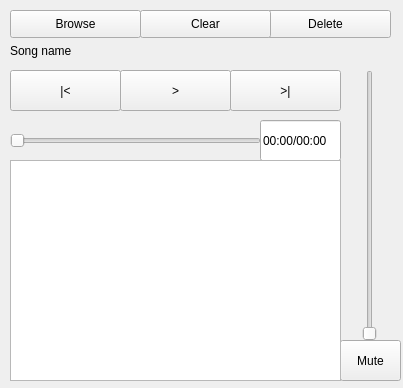
This is Right_Player/rightplayer.ui in kiiint/RightPlayer as Qt 5 draws it before an edit. The edited form follows.
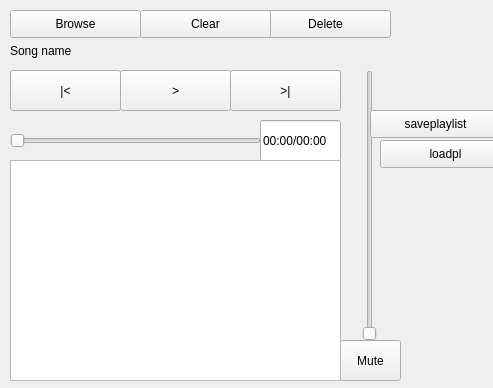
This is the edited form.

Commit message: Implemented load and save playlist functions

Patch:
```diff
--- a/Right_Player/rightplayer.ui
+++ b/Right_Player/rightplayer.ui
@@ -6,7 +6,7 @@
    <rect>
     <x>0</x>
     <y>0</y>
-    <width>403</width>
+    <width>493</width>
     <height>388</height>
    </rect>
   </property>
@@ -176,6 +176,32 @@
      <string>Clear</string>
     </property>
    </widget>
+   <widget class="QPushButton" name="saveplaylist">
+    <property name="geometry">
+     <rect>
+      <x>370</x>
+      <y>110</y>
+      <width>131</width>
+      <height>28</height>
+     </rect>
+    </property>
+    <property name="text">
+     <string>saveplaylist</string>
+    </property>
+   </widget>
+   <widget class="QPushButton" name="loadplaylist">
+    <property name="geometry">
+     <rect>
+      <x>380</x>
+      <y>140</y>
+      <width>131</width>
+      <height>28</height>
+     </rect>
+    </property>
+    <property name="text">
+     <string>loadpl</string>
+    </property>
+   </widget>
   </widget>
  </widget>
  <resources/>
```
The commit also changes 2 other files.
